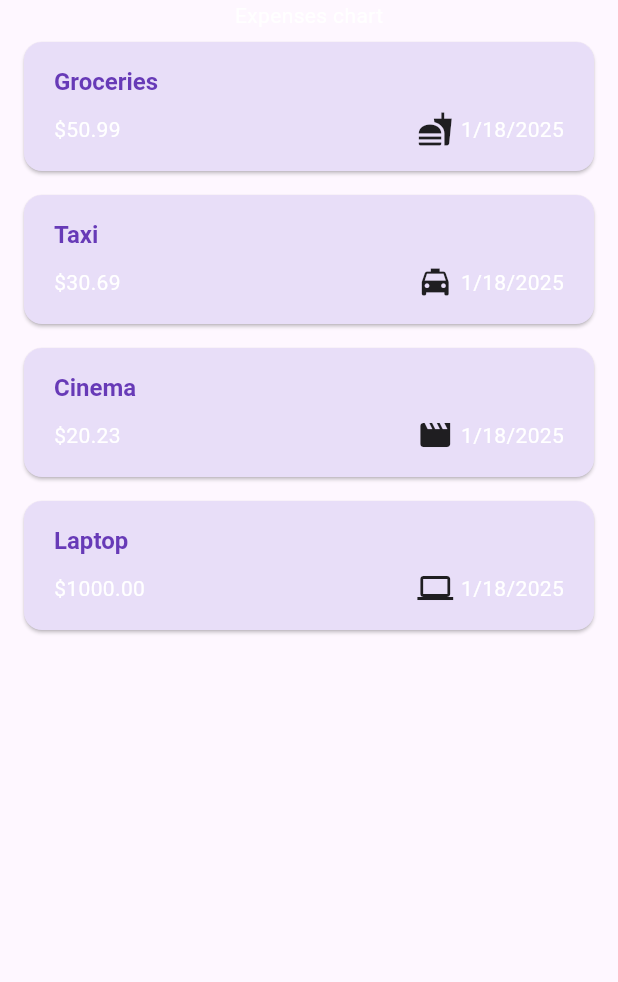
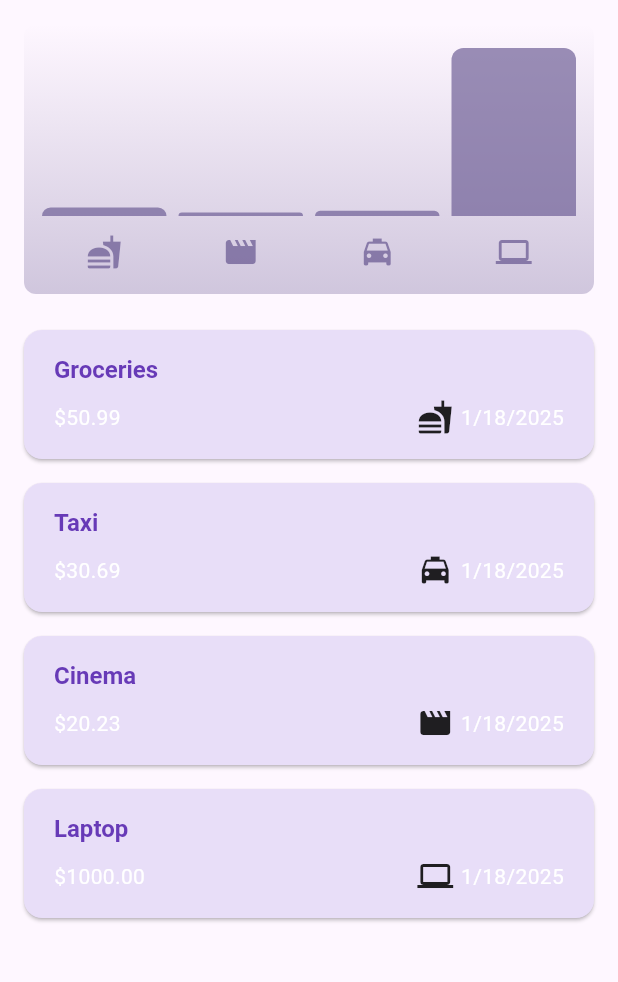
Before and after one commit to dlipkumar77/expense_tracker, a Flutter app: the screen it shows after launch, on a phone screen of 412 x 824 dp, the part 84-1066 px from its top. Run offline on Flutter 3.47's test engine with Material 3 defaults, Android fonts, the phone set to English and light mode, and no system bars.

Commit message:
Chart files added

```diff
--- a/lib/models/expense.dart
+++ b/lib/models/expense.dart
@@ -45,7 +45,7 @@ class ExpenseBucket {
   final Category category;
   final List<Expense> expenses;
 
-  double get totalExpense {
+  double get totalExpenses {
     double sum = 0;
 
     for (final expense in expenses) {
--- /dev/null
+++ b/lib/widget/chart/chart.dart
@@ -0,0 +1,95 @@
+import 'package:flutter/material.dart';
+
+import '/widget/chart/chart_bar.dart';
+import '/models/expense.dart';
+
+class Chart extends StatelessWidget {
+  const Chart({super.key, required this.expenses});
+
+  final List<Expense> expenses;
+
+  List<ExpenseBucket> get buckets {
+    return [
+      ExpenseBucket.forCategory(expenses, Category.food),
+      ExpenseBucket.forCategory(expenses, Category.leisure),
+      ExpenseBucket.forCategory(expenses, Category.travel),
+      ExpenseBucket.forCategory(expenses, Category.work),
+    ];
+  }
+
+  double get maxTotalExpense {
+    double maxTotalExpense = 0;
+
+    for (final bucket in buckets) {
+      if (bucket.totalExpenses > maxTotalExpense) {
+        maxTotalExpense = bucket.totalExpenses;
+      }
+    }
+
+    return maxTotalExpense;
+  }
+
+  @override
+  Widget build(BuildContext context) {
+    final isDarkMode =
+        MediaQuery.of(context).platformBrightness == Brightness.dark;
+    return Container(
+      margin: const EdgeInsets.all(16),
+      padding: const EdgeInsets.symmetric(
+        vertical: 16,
+        horizontal: 8,
+      ),
+      width: double.infinity,
+      height: 180,
+      decoration: BoxDecoration(
+        borderRadius: BorderRadius.circular(8),
+        gradient: LinearGradient(
+          colors: [
+            Theme.of(context).colorScheme.primary.withValues(alpha: 0.3),
+            Theme.of(context).colorScheme.primary.withValues(alpha: 0.0)
+          ],
+          begin: Alignment.bottomCenter,
+          end: Alignment.topCenter,
+        ),
+      ),
+      child: Column(
+        children: [
+          Expanded(
+            child: Row(
+              crossAxisAlignment: CrossAxisAlignment.end,
+              children: [
+                for (final bucket in buckets) // alternative to map()
+                  ChartBar(
+                    fill: bucket.totalExpenses == 0
+                        ? 0
+                        : bucket.totalExpenses / maxTotalExpense,
+                  )
+              ],
+            ),
+          ),
+          const SizedBox(height: 12),
+          Row(
+            children: buckets
+                .map(
+                  (bucket) => Expanded(
+                    child: Padding(
+                      padding: const EdgeInsets.symmetric(horizontal: 4),
+                      child: Icon(
+                        categoryIcons[bucket.category],
+                        color: isDarkMode
+                            ? Theme.of(context).colorScheme.secondary
+                            : Theme.of(context)
+                                .colorScheme
+                                .primary
+                                .withValues(alpha: 0.7),
+                      ),
+                    ),
+                  ),
+                )
+                .toList(),
+          )
+        ],
+      ),
+    );
+  }
+}
--- /dev/null
+++ b/lib/widget/chart/chart_bar.dart
@@ -0,0 +1,37 @@
+import 'package:flutter/material.dart';
+
+class ChartBar extends StatelessWidget {
+  const ChartBar({
+    super.key,
+    required this.fill,
+  });
+
+  final double fill;
+
+  @override
+  Widget build(BuildContext context) {
+    final isDarkMode =
+        MediaQuery.of(context).platformBrightness == Brightness.dark;
+    return Expanded(
+      child: Padding(
+        padding: const EdgeInsets.symmetric(horizontal: 4),
+        child: FractionallySizedBox(
+          heightFactor: fill,
+          child: DecoratedBox(
+            decoration: BoxDecoration(
+              shape: BoxShape.rectangle,
+              borderRadius:
+                  const BorderRadius.vertical(top: Radius.circular(8)),
+              color: isDarkMode
+                  ? Theme.of(context).colorScheme.secondary
+                  : Theme.of(context)
+                      .colorScheme
+                      .primary
+                      .withValues(alpha: 0.65),
+            ),
+          ),
+        ),
+      ),
+    );
+  }
+}
--- a/lib/widget/expenses.dart
+++ b/lib/widget/expenses.dart
@@ -1,7 +1,8 @@
 import 'package:flutter/material.dart';
-import '../models/expense.dart';
+import '/models/expense.dart';
 import './expenses_list/expenses_list.dart';
-import '../widget/new_expenses.dart';
+import '/widget/new_expenses.dart';
+import '/widget/chart/chart.dart';
 
 class Expenses extends StatefulWidget {
   const Expenses({super.key});
@@ -105,7 +106,9 @@ class _ExpensesState extends State<Expenses> {
       ),
       body: Column(
         children: [
-          Text('Expenses chart'),
+          Chart(
+            expenses: _registeredExpenses,
+          ),
           Expanded(child: mainContent),
         ],
       ),
```
